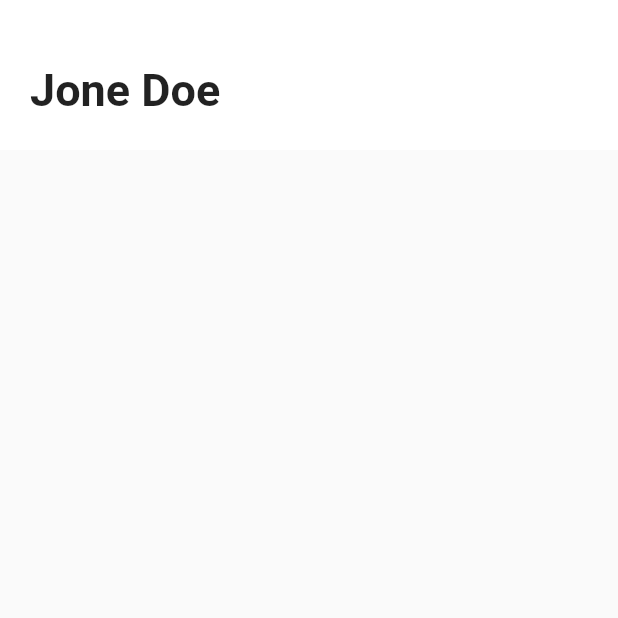
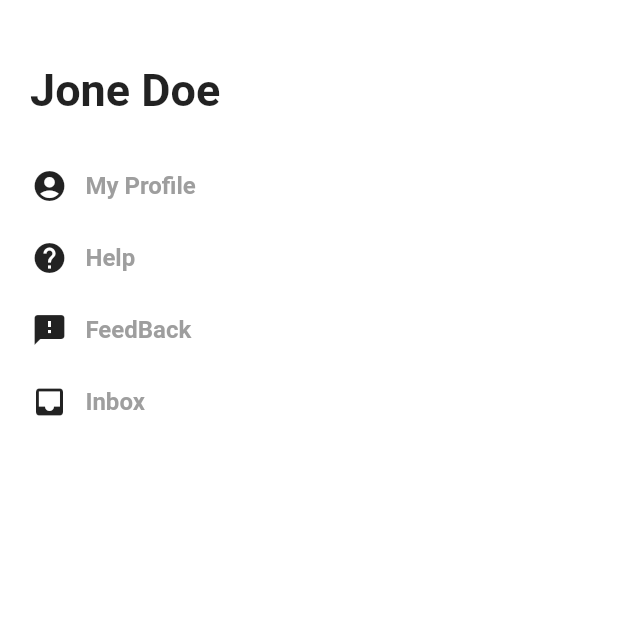
Before and after one commit to MdSajjadurRahaman/food_app, a Flutter app: the Morepage screen opened directly, on a phone screen of 412 x 824 dp, the top half of it. Run offline on Flutter 3.47's test engine with Material 2 defaults, Android fonts, the phone set to English and light mode, and no system bars; our stand-ins replace google_fonts, hexcolor, salomon_bottom_bar.

Commit message:
More Page

```diff
--- a/lib/Mainpages/morepage.dart
+++ b/lib/Mainpages/morepage.dart
@@ -10,7 +10,84 @@ class _MorepageState extends State<Morepage> {
   @override
   Widget build(BuildContext context) {
     return Scaffold(
+      backgroundColor: Colors.white,
       appBar: appbar(context, strTitle: "Jone Doe"),
+      body: new Scaffold(
+          body: Center(
+        child: Column(
+          children: <Widget>[
+            FlatButton(
+                onPressed: () => {},
+                color: Colors.white,
+                child: Padding(
+                    padding: EdgeInsets.fromLTRB(5, 0, 5, 0),
+                    child: Row(
+                      mainAxisAlignment: MainAxisAlignment.start,
+                      children: <Widget>[
+                        Icon(Icons.account_circle),
+                        Text(
+                          "   My Profile",
+                          style: TextStyle(
+                              fontSize: 16,
+                              fontWeight: FontWeight.w700,
+                              color: Colors.grey),
+                        )
+                      ],
+                    ))),
+            FlatButton(
+                onPressed: () => {},
+                color: Colors.white,
+                child: Padding(
+                    padding: EdgeInsets.fromLTRB(5, 0, 5, 0),
+                    child: Row(
+                        mainAxisAlignment: MainAxisAlignment.start,
+                        children: <Widget>[
+                          Icon(Icons.help),
+                          Text(
+                            "   Help",
+                            style: TextStyle(
+                                fontSize: 16,
+                                fontWeight: FontWeight.w700,
+                                color: Colors.grey),
+                          )
+                        ]))),
+            FlatButton(
+                onPressed: () => {},
+                color: Colors.white,
+                child: Padding(
+                    padding: EdgeInsets.fromLTRB(5, 0, 5, 0),
+                    child: Row(
+                        mainAxisAlignment: MainAxisAlignment.start,
+                        children: <Widget>[
+                          Icon(Icons.feedback),
+                          Text(
+                            "   FeedBack",
+                            style: TextStyle(
+                                fontSize: 16,
+                                fontWeight: FontWeight.w700,
+                                color: Colors.grey),
+                          )
+                        ]))),
+            FlatButton(
+                onPressed: () => {},
+                color: Colors.white,
+                child: Padding(
+                    padding: EdgeInsets.fromLTRB(5, 0, 5, 0),
+                    child: Row(
+                        mainAxisAlignment: MainAxisAlignment.start,
+                        children: <Widget>[
+                          Icon(Icons.inbox),
+                          Text(
+                            "   Inbox",
+                            style: TextStyle(
+                                fontSize: 16,
+                                fontWeight: FontWeight.w700,
+                                color: Colors.grey),
+                          )
+                        ])))
+          ],
+        ),
+      )),
     );
   }
 }
--- a/lib/main.dart
+++ b/lib/main.dart
@@ -19,8 +19,7 @@ class MyApp extends StatelessWidget {
     return MaterialApp(
       title: 'Flutter Demo',
       theme: ThemeData(
-        primarySwatch: Colors.blue,
-      ),
+          primarySwatch: Colors.blue, scaffoldBackgroundColor: Colors.white),
       home: SplashScreen(),
     );
   }
@@ -32,6 +31,7 @@ class SplashScreen extends StatefulWidget {
 }
 
 class _SplashScreenState extends State<SplashScreen> {
+  // ignore: unused_field
   final GlobalKey<ScaffoldState> _globalKey = new GlobalKey<ScaffoldState>();
   @override
   void initState() {
```
